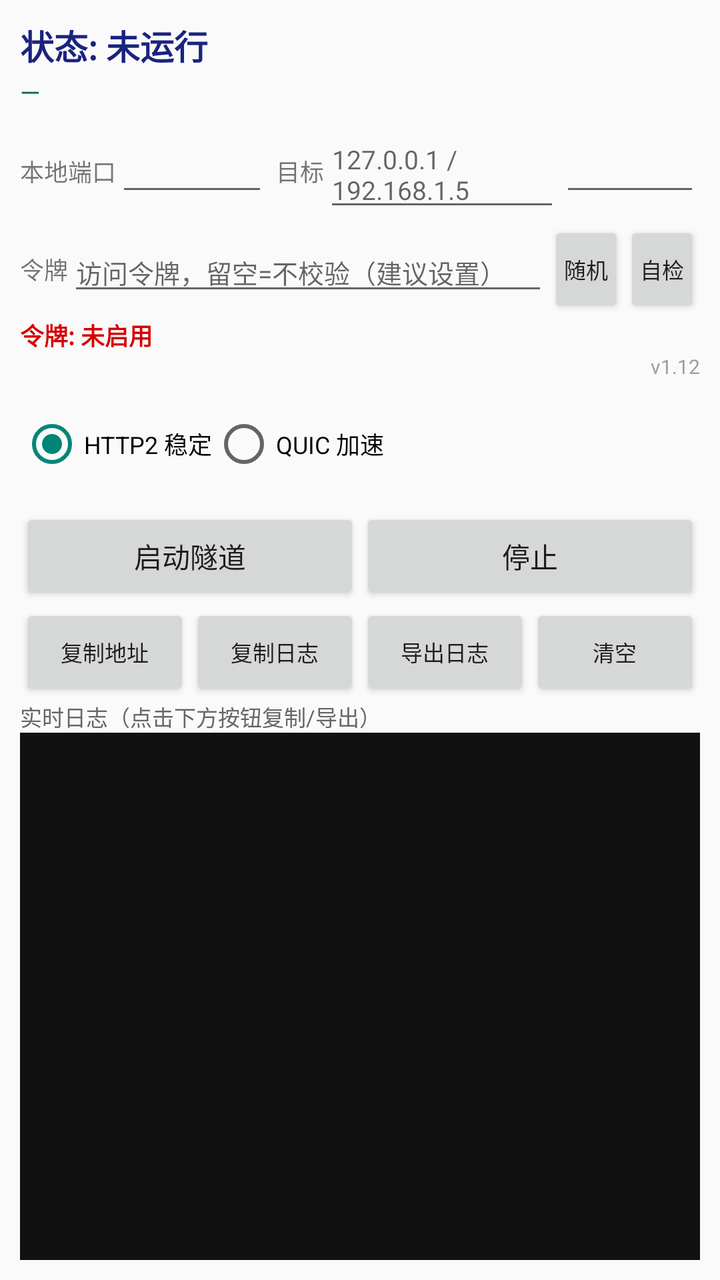
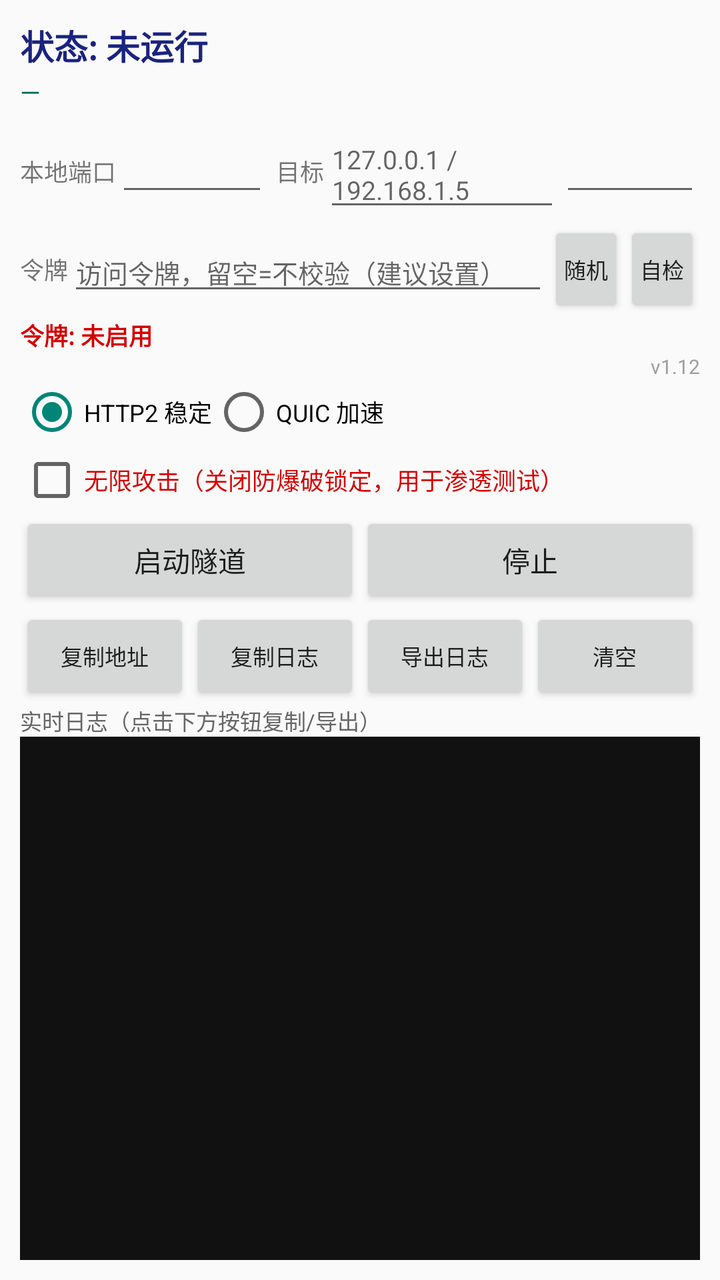

Before-and-after screenshots of an Android layout around one commit, followed by the original layout XML and the change that was made.
<!-- AndroidManifest.xml: application theme android:Theme.Material.Light.DarkActionBar -->
<!-- res/layout/main.xml -->
<?xml version="1.0" encoding="utf-8"?>
<LinearLayout xmlns:android="http://schemas.android.com/apk/res/android"
    android:layout_width="match_parent"
    android:layout_height="match_parent"
    android:orientation="vertical"
    android:padding="10dp"
    android:background="#FAFAFA">

    <TextView
        android:id="@+id/tvState"
        android:layout_width="match_parent"
        android:layout_height="wrap_content"
        android:text="状态: 未运行"
        android:textSize="17sp"
        android:textStyle="bold"
        android:textColor="#1A237E" />

    <TextView
        android:id="@+id/tvUrl"
        android:layout_width="match_parent"
        android:layout_height="wrap_content"
        android:layout_marginTop="2dp"
        android:layout_marginBottom="6dp"
        android:text="—"
        android:textColor="#00695C"
        android:textIsSelectable="true"
        android:textSize="13sp" />

    <LinearLayout
        android:layout_width="match_parent"
        android:layout_height="wrap_content"
        android:gravity="center_vertical"
        android:orientation="horizontal">

        <TextView
            android:layout_width="wrap_content"
            android:layout_height="wrap_content"
            android:text="本地端口"
            android:textSize="12sp" />

        <EditText
            android:id="@+id/etLocalPort"
            android:layout_width="76dp"
            android:layout_height="wrap_content"
            android:inputType="number"
            android:maxLength="5"
            android:textSize="13sp" />

        <TextView
            android:layout_width="wrap_content"
            android:layout_height="wrap_content"
            android:layout_marginStart="4dp"
            android:text="目标"
            android:textSize="12sp" />

        <EditText
            android:id="@+id/etHost"
            android:layout_width="0dp"
            android:layout_height="wrap_content"
            android:layout_weight="1"
            android:hint="127.0.0.1 / 192.168.1.5"
            android:textSize="13sp" />

        <EditText
            android:id="@+id/etTargetPort"
            android:layout_width="70dp"
            android:layout_height="wrap_content"
            android:inputType="number"
            android:maxLength="5"
            android:textSize="13sp" />
    </LinearLayout>

    <LinearLayout
        android:layout_width="match_parent"
        android:layout_height="wrap_content"
        android:gravity="center_vertical"
        android:orientation="horizontal">

        <TextView
            android:layout_width="wrap_content"
            android:layout_height="wrap_content"
            android:text="令牌"
            android:textSize="12sp" />

        <EditText
            android:id="@+id/etToken"
            android:layout_width="0dp"
            android:layout_height="wrap_content"
            android:layout_weight="1"
            android:hint="访问令牌，留空=不校验（建议设置）"
            android:inputType="textVisiblePassword"
            android:textSize="13sp" />

        <Button
            android:id="@+id/btnGenToken"
            android:layout_width="wrap_content"
            android:layout_height="wrap_content"
            android:minWidth="0dp"
            android:paddingLeft="8dp"
            android:paddingRight="8dp"
            android:text="随机"
            android:textSize="11sp" />

        <Button
            android:id="@+id/btnSelfTest"
            android:layout_width="wrap_content"
            android:layout_height="wrap_content"
            android:minWidth="0dp"
            android:paddingLeft="8dp"
            android:paddingRight="8dp"
            android:text="自检"
            android:textSize="11sp" />
    </LinearLayout>

    <TextView
        android:id="@+id/tvTokenState"
        android:layout_width="match_parent"
        android:layout_height="wrap_content"
        android:text="令牌: 未启用"
        android:textColor="#D50000"
        android:textSize="12sp"
        android:textStyle="bold" />

    <TextView
        android:id="@+id/tvVersion"
        android:layout_width="match_parent"
        android:layout_height="wrap_content"
        android:gravity="end"
        android:text="v1.12"
        android:textColor="#9E9E9E"
        android:textSize="10sp" />

    <LinearLayout
        android:layout_width="match_parent"
        android:layout_height="wrap_content"
        android:gravity="center_vertical"
        android:orientation="horizontal">

    <RadioGroup
        android:id="@+id/rgProtocol"
        android:layout_width="match_parent"
        android:layout_height="wrap_content"
        android:orientation="horizontal">

        <RadioButton
            android:id="@+id/rbHttp2"
            android:layout_width="wrap_content"
            android:layout_height="wrap_content"
            android:checked="true"
            android:text="HTTP2 稳定"
            android:textSize="12sp" />

        <RadioButton
            android:id="@+id/rbQuic"
            android:layout_width="wrap_content"
            android:layout_height="wrap_content"
            android:text="QUIC 加速"
            android:textSize="12sp" />
    </RadioGroup>

        <CheckBox
            android:id="@+id/cbUnlimited"
            android:layout_width="wrap_content"
            android:layout_height="wrap_content"
            android:text="无限攻击"
            android:textColor="#D50000"
            android:textSize="11sp" />
    </LinearLayout>

    <LinearLayout
        android:layout_width="match_parent"
        android:layout_height="wrap_content"
        android:orientation="horizontal">

        <Button
            android:id="@+id/btnStart"
            android:layout_width="0dp"
            android:layout_height="wrap_content"
            android:layout_weight="1"
            android:text="启动隧道" />

        <Button
            android:id="@+id/btnStop"
            android:layout_width="0dp"
            android:layout_height="wrap_content"
            android:layout_weight="1"
            android:text="停止" />
    </LinearLayout>

    <LinearLayout
        android:layout_width="match_parent"
        android:layout_height="wrap_content"
        android:orientation="horizontal">

        <Button
            android:id="@+id/btnCopyUrl"
            android:layout_width="0dp"
            android:layout_height="wrap_content"
            android:layout_weight="1"
            android:text="复制地址"
            android:textSize="11sp" />

        <Button
            android:id="@+id/btnCopyLog"
            android:layout_width="0dp"
            android:layout_height="wrap_content"
            android:layout_weight="1"
            android:text="复制日志"
            android:textSize="11sp" />

        <Button
            android:id="@+id/btnShareLog"
            android:layout_width="0dp"
            android:layout_height="wrap_content"
            android:layout_weight="1"
            android:text="导出日志"
            android:textSize="11sp" />

        <Button
            android:id="@+id/btnClearLog"
            android:layout_width="0dp"
            android:layout_height="wrap_content"
            android:layout_weight="1"
            android:text="清空"
            android:textSize="11sp" />
    </LinearLayout>


    <TextView
        android:id="@+id/tvAlert"
        android:layout_width="match_parent"
        android:layout_height="wrap_content"
        android:layout_marginTop="4dp"
        android:background="#FFEBEE"
        android:padding="6dp"
        android:textColor="#D50000"
        android:textSize="12sp"
        android:textStyle="bold"
        android:visibility="gone" />

    <TextView
        android:layout_width="wrap_content"
        android:layout_height="wrap_content"
        android:text="实时日志（点击下方按钮复制/导出）"
        android:textColor="#666666"
        android:textSize="11sp" />

    <ScrollView
        android:id="@+id/svLog"
        android:layout_width="match_parent"
        android:layout_height="0dp"
        android:layout_weight="1"
        android:background="#111111"
        android:padding="6dp">

        <TextView
            android:id="@+id/tvLog"
            android:layout_width="wrap_content"
            android:layout_height="wrap_content"
            android:textColor="#B2FF59"
            android:textIsSelectable="true"
            android:textSize="9sp"
            android:typeface="monospace" />
    </ScrollView>

</LinearLayout>
<!-- resources referenced by this layout -->
<resources>

</resources>

<!-- the commit's change to res/layout/main.xml (unified diff, before → after) -->
@@ -138,8 +138,9 @@
 
     <RadioGroup
         android:id="@+id/rgProtocol"
-        android:layout_width="match_parent"
-        android:layout_height="wrap_content"
+        android:layout_width="0dp"
+        android:layout_height="wrap_content"
+        android:layout_weight="1"
         android:orientation="horizontal">
 
         <RadioButton
@@ -158,14 +159,29 @@
             android:textSize="12sp" />
     </RadioGroup>
 
-        <CheckBox
-            android:id="@+id/cbUnlimited"
-            android:layout_width="wrap_content"
-            android:layout_height="wrap_content"
-            android:text="无限攻击"
-            android:textColor="#D50000"
-            android:textSize="11sp" />
-    </LinearLayout>
+    </LinearLayout>
+
+    <CheckBox
+        android:id="@+id/cbUnlimited"
+        android:layout_width="match_parent"
+        android:layout_height="wrap_content"
+        android:layout_marginTop="2dp"
+        android:text="无限攻击（关闭防爆破锁定，用于渗透测试）"
+        android:textColor="#D50000"
+        android:textSize="12sp" />
+
+    <TextView
+        android:id="@+id/tvAuditAlert"
+        android:layout_width="match_parent"
+        android:layout_height="wrap_content"
+        android:layout_marginTop="2dp"
+        android:background="#FFF3E0"
+        android:padding="6dp"
+        android:text="⚠ 无限攻击模式已开启：防爆破锁定已关闭，令牌错误可无限次尝试。取消勾选上方「无限攻击」即可恢复。"
+        android:textColor="#EF6C00"
+        android:textSize="11sp"
+        android:textStyle="bold"
+        android:visibility="gone" />
 
     <LinearLayout
         android:layout_width="match_parent"
